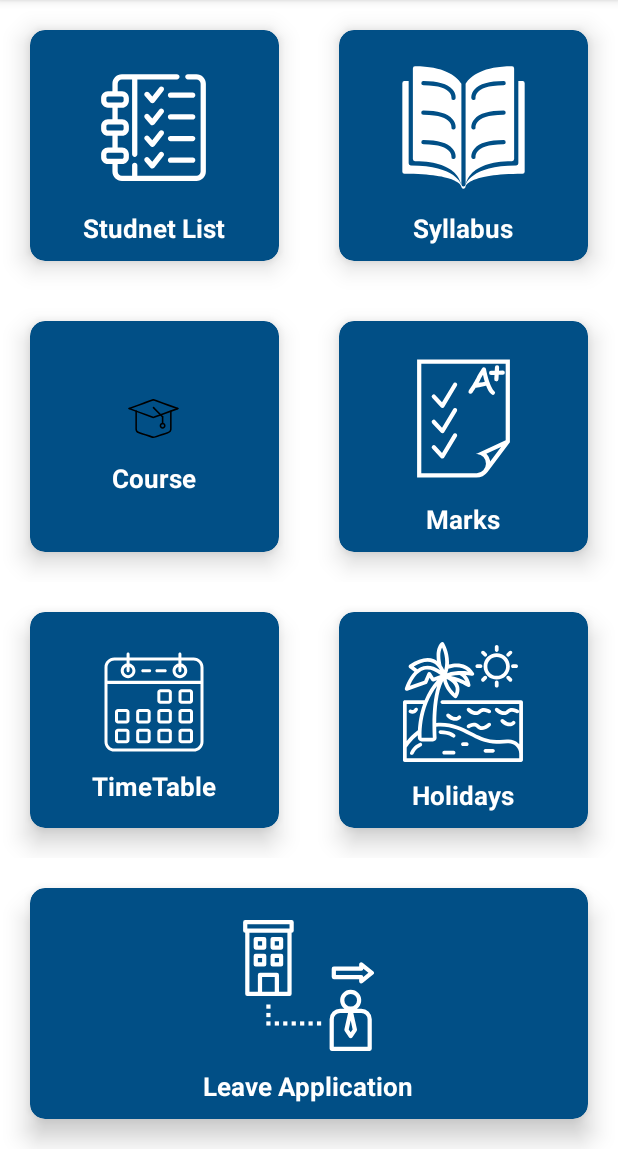
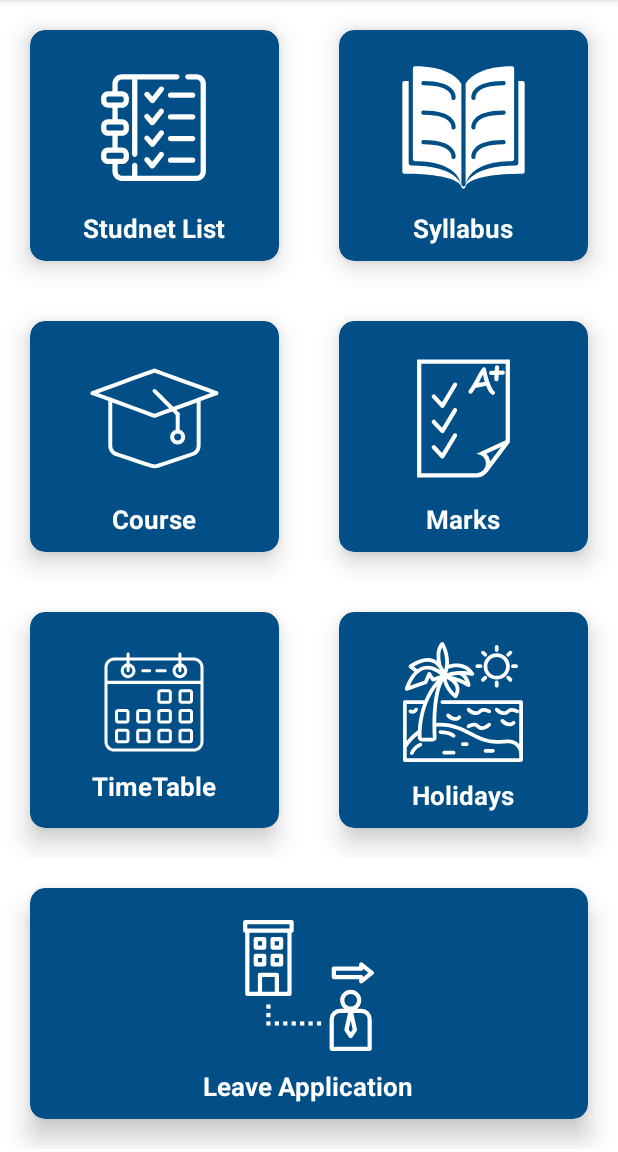
Before and after one commit to romildesai/SMS_Teacher_Project, an Android app: the MainActivity screen opened directly, with no data from a screen before it, on a phone screen of 412 x 824 dp, the part 84-1236 px from its top. Run offline under Robolectric (Android 15) with nearby library versions, the phone set to English and light mode, and no system bars.

Commit message:
Merge remote-tracking branch 'origin/master'

```diff
--- a/app/src/main/res/drawable/ic_course.xml
+++ b/app/src/main/res/drawable/ic_course.xml
@@ -1,9 +1,9 @@
-<vector android:height="35dp" android:viewportHeight="512"
-    android:viewportWidth="512" android:width="35dp" xmlns:android="http://schemas.android.com/apk/res/android">
-    <path android:fillColor="#FF000000" android:pathData="M493,152.8c-26.6,-9.7 -53.1,-19.4 -79.7,-29.1c-42.3,-15.5 -84.6,-30.9 -127,-46.4c-9.2,-3.4 -18.5,-7.7 -28,-10.2c-3,-0.8 -5.1,0.2 -7.8,1.1c-4.8,1.7 -9.6,3.5 -14.4,5.2c-40.4,14.7 -80.7,29.5 -121.1,44.2c-31.5,11.5 -63.1,22.8 -94.5,34.5c-0.5,0.2 -1,0.4 -1.6,0.6c-9,3.3 -5.1,17.8 4,14.5c26.6,-9.7 53.1,-19.4 79.7,-29.1c42.1,-15.4 84.2,-30.7 126.3,-46.1c9.7,-3.5 19.3,-7.1 29,-10.6c-1.3,0 -2.7,0 -4,0c26.6,9.7 53.1,19.4 79.7,29.1c42.1,15.4 84.2,30.7 126.3,46.1c9.7,3.5 19.3,7.1 29,10.6C498.1,170.6 502,156.1 493,152.8L493,152.8z"/>
-    <path android:fillColor="#FF000000" android:pathData="M489,152.8c-26.6,9.7 -53.1,19.4 -79.7,29.1c-42.1,15.4 -84.2,30.7 -126.3,46.1c-9.7,3.5 -19.3,7.1 -29,10.6c1.3,0 2.7,0 4,0c-26.6,-9.7 -53.1,-19.4 -79.7,-29.1c-42.1,-15.4 -84.2,-30.7 -126.3,-46.1c-9.7,-3.5 -19.3,-7.1 -29,-10.6c-9.1,-3.3 -13,11.2 -4,14.5c26.6,9.7 53.1,19.4 79.7,29.1c42.3,15.5 84.6,30.9 127,46.4c9.2,3.4 18.5,7.7 28,10.2c3,0.8 5.1,-0.2 7.8,-1.1c4.8,-1.7 9.6,-3.5 14.4,-5.2c40.4,-14.7 80.7,-29.5 121.1,-44.2c31.5,-11.5 63.1,-22.8 94.5,-34.5c0.5,-0.2 1,-0.4 1.6,-0.6C502,164 498.1,149.5 489,152.8L489,152.8z"/>
-    <path android:fillColor="#FF000000" android:pathData="M80.9,184.7c0,19.3 0,38.7 0,58c0,31.1 0,62.2 0,93.4c0,7.6 -0.1,15.2 0,22.8c0.1,18.1 11.2,33.2 28.2,39.2c22.4,7.9 45,15.1 67.5,22.7c22.2,7.5 44.3,15.2 66.6,22.4c11.7,3.8 22.1,1.1 33.1,-2.6c12.1,-4.1 24.2,-8.1 36.3,-12.2c27.6,-9.3 55.2,-18.6 82.9,-27.9c11.9,-4 22.9,-8.8 29.8,-20.2c5.6,-9.3 5.7,-19.1 5.7,-29.4c0,-28.1 0,-56.2 0,-84.2c0,-25.8 0,-51.7 0,-77.5c0,-1.5 0,-3 0,-4.4c0,-9.7 -15,-9.7 -15,0c0,49.4 0,98.8 0,148.1c0,8.4 0,16.8 0,25.1c0,11.8 -6.2,21.9 -17.6,25.8c-22.5,7.7 -45.1,15.2 -67.6,22.7c-22,7.4 -43.9,15 -66,22.2c-9.5,3.1 -17.2,0.2 -26,-2.8c-11.9,-4 -23.7,-8 -35.6,-12c-27.3,-9.2 -54.6,-18.4 -81.9,-27.5c-9.4,-3.2 -18.4,-6.1 -23.1,-16c-3.2,-6.8 -2.4,-14.9 -2.4,-22.2c0,-53.1 0,-106.3 0,-159.4c0,-1.4 0,-2.7 0,-4.1C95.9,175 80.9,175 80.9,184.7L80.9,184.7z"/>
-    <path android:fillColor="#FF000000" android:pathData="M250.7,156.5c25.7,25.7 51.5,51.5 77.2,77.2c3.6,3.6 7.2,7.2 10.8,10.8c6.8,6.8 17.4,-3.8 10.6,-10.6c-25.7,-25.7 -51.5,-51.5 -77.2,-77.2c-3.6,-3.6 -7.2,-7.2 -10.8,-10.8C254.5,139 243.9,149.6 250.7,156.5L250.7,156.5z"/>
-    <path android:fillColor="#FF000000" android:pathData="M351.5,305.1c0,-22 0,-44 0,-65.9c0,-9.7 -15,-9.7 -15,0c0,22 0,44 0,65.9C336.5,314.8 351.5,314.8 351.5,305.1L351.5,305.1z"/>
-    <path android:fillColor="#FF000000" android:pathData="M357.5,326.1c-0.2,7.3 -5.9,13.5 -13.5,13.5c-7.4,0 -13.5,-6.1 -13.5,-13.5c0,-7.1 5.7,-13 12.8,-13.4C351.2,312.2 357.3,318.5 357.5,326.1c0.3,9.6 15.3,9.7 15,0c-0.5,-15.5 -12.6,-28.5 -28.5,-28.5c-15.5,0 -28.5,13 -28.5,28.5c0,15.5 13,28.5 28.5,28.5c15.8,0 28,-13 28.5,-28.5C372.8,316.4 357.8,316.5 357.5,326.1z"/>
+<vector android:height="90dp" android:viewportHeight="512"
+    android:viewportWidth="512" android:width="90dp" xmlns:android="http://schemas.android.com/apk/res/android">
+    <path android:fillColor="#FFFFFF" android:pathData="M493,152.8c-26.6,-9.7 -53.1,-19.4 -79.7,-29.1c-42.3,-15.5 -84.6,-30.9 -127,-46.4c-9.2,-3.4 -18.5,-7.7 -28,-10.2c-3,-0.8 -5.1,0.2 -7.8,1.1c-4.8,1.7 -9.6,3.5 -14.4,5.2c-40.4,14.7 -80.7,29.5 -121.1,44.2c-31.5,11.5 -63.1,22.8 -94.5,34.5c-0.5,0.2 -1,0.4 -1.6,0.6c-9,3.3 -5.1,17.8 4,14.5c26.6,-9.7 53.1,-19.4 79.7,-29.1c42.1,-15.4 84.2,-30.7 126.3,-46.1c9.7,-3.5 19.3,-7.1 29,-10.6c-1.3,0 -2.7,0 -4,0c26.6,9.7 53.1,19.4 79.7,29.1c42.1,15.4 84.2,30.7 126.3,46.1c9.7,3.5 19.3,7.1 29,10.6C498.1,170.6 502,156.1 493,152.8L493,152.8z"/>
+    <path android:fillColor="#FFFFFF" android:pathData="M489,152.8c-26.6,9.7 -53.1,19.4 -79.7,29.1c-42.1,15.4 -84.2,30.7 -126.3,46.1c-9.7,3.5 -19.3,7.1 -29,10.6c1.3,0 2.7,0 4,0c-26.6,-9.7 -53.1,-19.4 -79.7,-29.1c-42.1,-15.4 -84.2,-30.7 -126.3,-46.1c-9.7,-3.5 -19.3,-7.1 -29,-10.6c-9.1,-3.3 -13,11.2 -4,14.5c26.6,9.7 53.1,19.4 79.7,29.1c42.3,15.5 84.6,30.9 127,46.4c9.2,3.4 18.5,7.7 28,10.2c3,0.8 5.1,-0.2 7.8,-1.1c4.8,-1.7 9.6,-3.5 14.4,-5.2c40.4,-14.7 80.7,-29.5 121.1,-44.2c31.5,-11.5 63.1,-22.8 94.5,-34.5c0.5,-0.2 1,-0.4 1.6,-0.6C502,164 498.1,149.5 489,152.8L489,152.8z"/>
+    <path android:fillColor="#FFFFFF" android:pathData="M80.9,184.7c0,19.3 0,38.7 0,58c0,31.1 0,62.2 0,93.4c0,7.6 -0.1,15.2 0,22.8c0.1,18.1 11.2,33.2 28.2,39.2c22.4,7.9 45,15.1 67.5,22.7c22.2,7.5 44.3,15.2 66.6,22.4c11.7,3.8 22.1,1.1 33.1,-2.6c12.1,-4.1 24.2,-8.1 36.3,-12.2c27.6,-9.3 55.2,-18.6 82.9,-27.9c11.9,-4 22.9,-8.8 29.8,-20.2c5.6,-9.3 5.7,-19.1 5.7,-29.4c0,-28.1 0,-56.2 0,-84.2c0,-25.8 0,-51.7 0,-77.5c0,-1.5 0,-3 0,-4.4c0,-9.7 -15,-9.7 -15,0c0,49.4 0,98.8 0,148.1c0,8.4 0,16.8 0,25.1c0,11.8 -6.2,21.9 -17.6,25.8c-22.5,7.7 -45.1,15.2 -67.6,22.7c-22,7.4 -43.9,15 -66,22.2c-9.5,3.1 -17.2,0.2 -26,-2.8c-11.9,-4 -23.7,-8 -35.6,-12c-27.3,-9.2 -54.6,-18.4 -81.9,-27.5c-9.4,-3.2 -18.4,-6.1 -23.1,-16c-3.2,-6.8 -2.4,-14.9 -2.4,-22.2c0,-53.1 0,-106.3 0,-159.4c0,-1.4 0,-2.7 0,-4.1C95.9,175 80.9,175 80.9,184.7L80.9,184.7z"/>
+    <path android:fillColor="#FFFFFF" android:pathData="M250.7,156.5c25.7,25.7 51.5,51.5 77.2,77.2c3.6,3.6 7.2,7.2 10.8,10.8c6.8,6.8 17.4,-3.8 10.6,-10.6c-25.7,-25.7 -51.5,-51.5 -77.2,-77.2c-3.6,-3.6 -7.2,-7.2 -10.8,-10.8C254.5,139 243.9,149.6 250.7,156.5L250.7,156.5z"/>
+    <path android:fillColor="#FFFFFF" android:pathData="M351.5,305.1c0,-22 0,-44 0,-65.9c0,-9.7 -15,-9.7 -15,0c0,22 0,44 0,65.9C336.5,314.8 351.5,314.8 351.5,305.1L351.5,305.1z"/>
+    <path android:fillColor="#FFFFFF" android:pathData="M357.5,326.1c-0.2,7.3 -5.9,13.5 -13.5,13.5c-7.4,0 -13.5,-6.1 -13.5,-13.5c0,-7.1 5.7,-13 12.8,-13.4C351.2,312.2 357.3,318.5 357.5,326.1c0.3,9.6 15.3,9.7 15,0c-0.5,-15.5 -12.6,-28.5 -28.5,-28.5c-15.5,0 -28.5,13 -28.5,28.5c0,15.5 13,28.5 28.5,28.5c15.8,0 28,-13 28.5,-28.5C372.8,316.4 357.8,316.5 357.5,326.1z"/>
 </vector>
```
